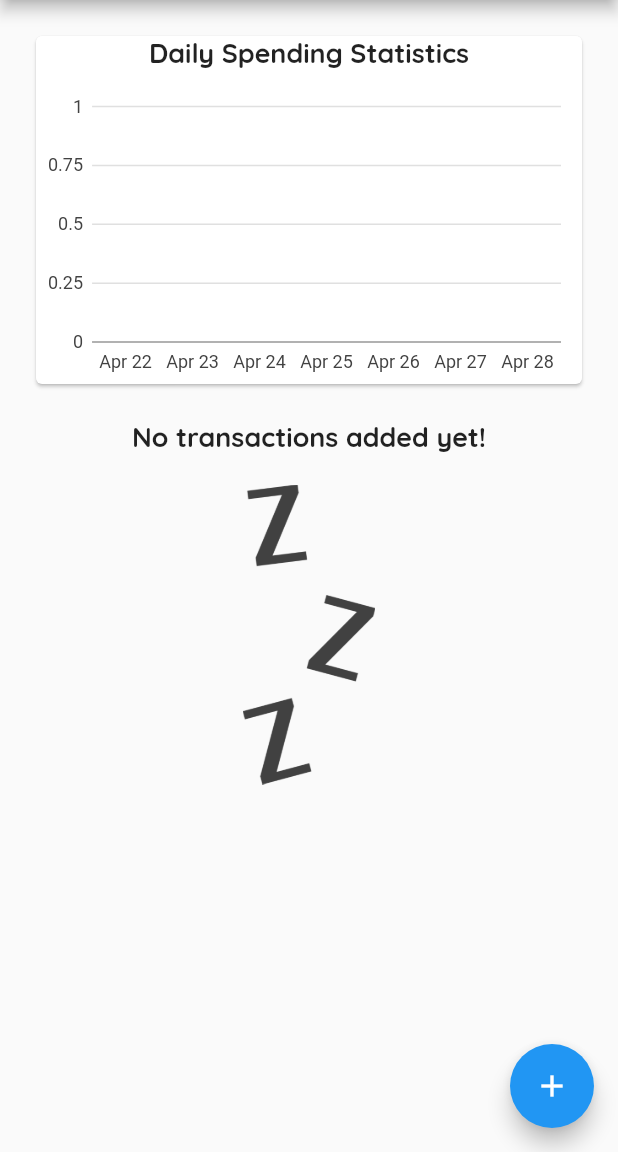
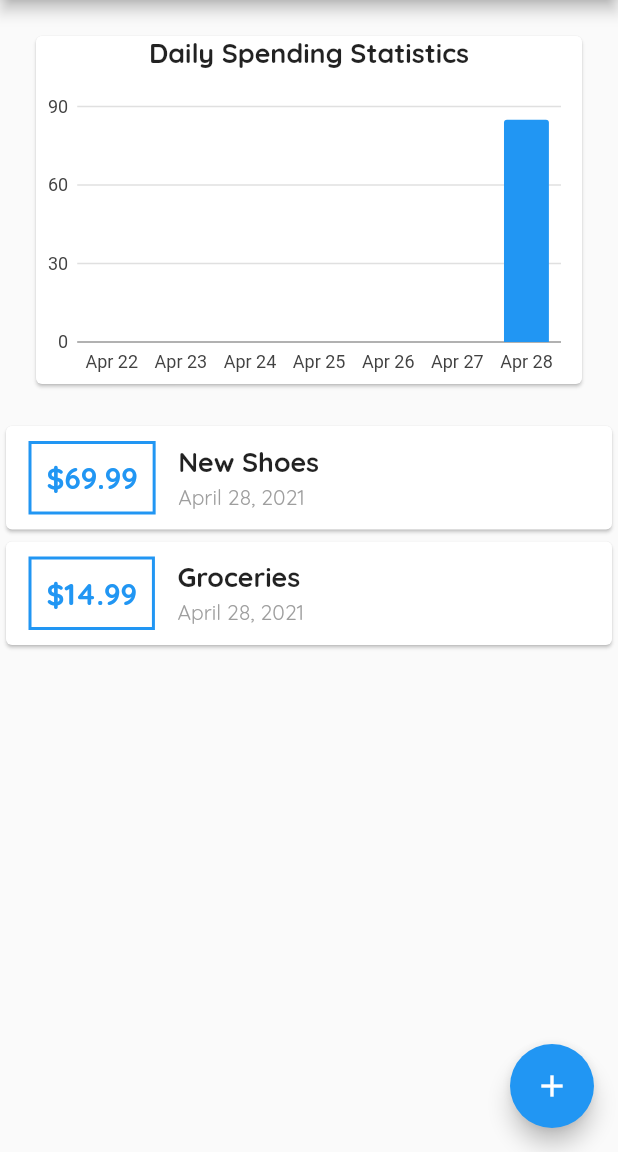
Before and after one commit to jimmy-lan/flutter_budget_app, a Flutter app: the screen it shows after launch, on a phone screen of 412 x 824 dp, the part 84-1236 px from its top. Run offline on Flutter 3.47's test engine with Material 2 defaults, Android fonts, the phone set to English and light mode, and no system bars; our stand-ins replace charts_flutter.

Commit message:
Refactor view

```diff
--- a/lib/widgets/home_page.dart
+++ b/lib/widgets/home_page.dart
@@ -12,10 +12,10 @@ class MyHomePage extends StatefulWidget {
 
 class _MyHomePageState extends State<MyHomePage> {
   final List<Transaction> _userTransactions = [
-    // Transaction(
-    //     id: "t1", title: "New Shoes", amount: 69.99, date: DateTime.now()),
-    // Transaction(
-    //     id: "t2", title: "Groceries", amount: 14.99, date: DateTime.now())
+    Transaction(
+        id: "t1", title: "New Shoes", amount: 69.99, date: DateTime.now()),
+    Transaction(
+        id: "t2", title: "Groceries", amount: 14.99, date: DateTime.now())
   ];
 
   void _addNewTransaction(String title, double amount) {
--- a/lib/widgets/transaction_list.dart
+++ b/lib/widgets/transaction_list.dart
@@ -10,8 +10,7 @@ class TransactionList extends StatelessWidget {
 
   @override
   Widget build(BuildContext context) {
-    return Container(
-      height: 300,
+    return Expanded(
       child: transactions.isEmpty
           ? Column(
               children: [
```
